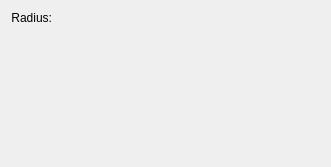
The window that plugins/filters/gaussianhighpass/wdggaussianhighpass.ui (KDE/krita) describes before a commit, drawn with Qt 5.
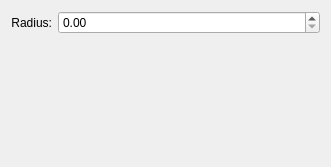
The same window after the commit. Custom widgets are drawn as their Qt base class.

Commit message:
ui: Fix Designer not rendering KisDoubleSliderSpinBox as QDoubleSpinBox
Part-of: <https://invent.kde.org/graphics/krita/-/merge_requests/1742>

```diff
--- a/plugins/filters/gaussianhighpass/wdggaussianhighpass.ui
+++ b/plugins/filters/gaussianhighpass/wdggaussianhighpass.ui
@@ -71,7 +71,7 @@
  <customwidgets>
   <customwidget>
    <class>KisDoubleSliderSpinBox</class>
-   <extends>QWidget</extends>
+   <extends>QDoubleSpinBox</extends>
    <header>kis_slider_spin_box.h</header>
    <container>1</container>
   </customwidget>
```
The commit also changes 54 other files.
